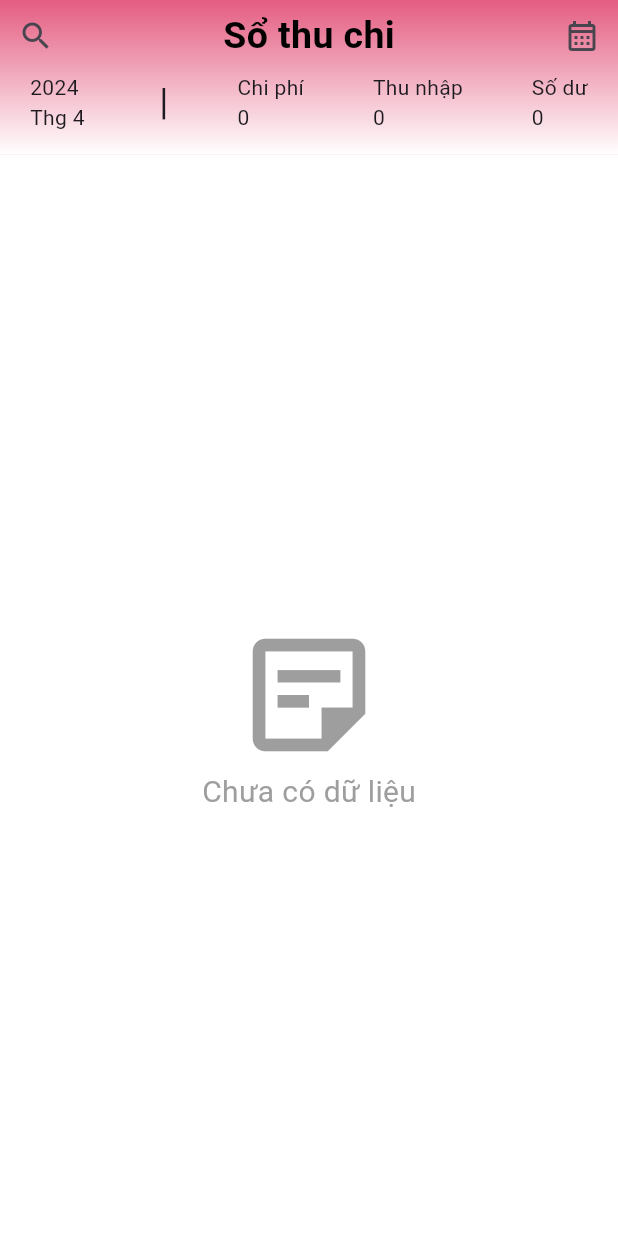
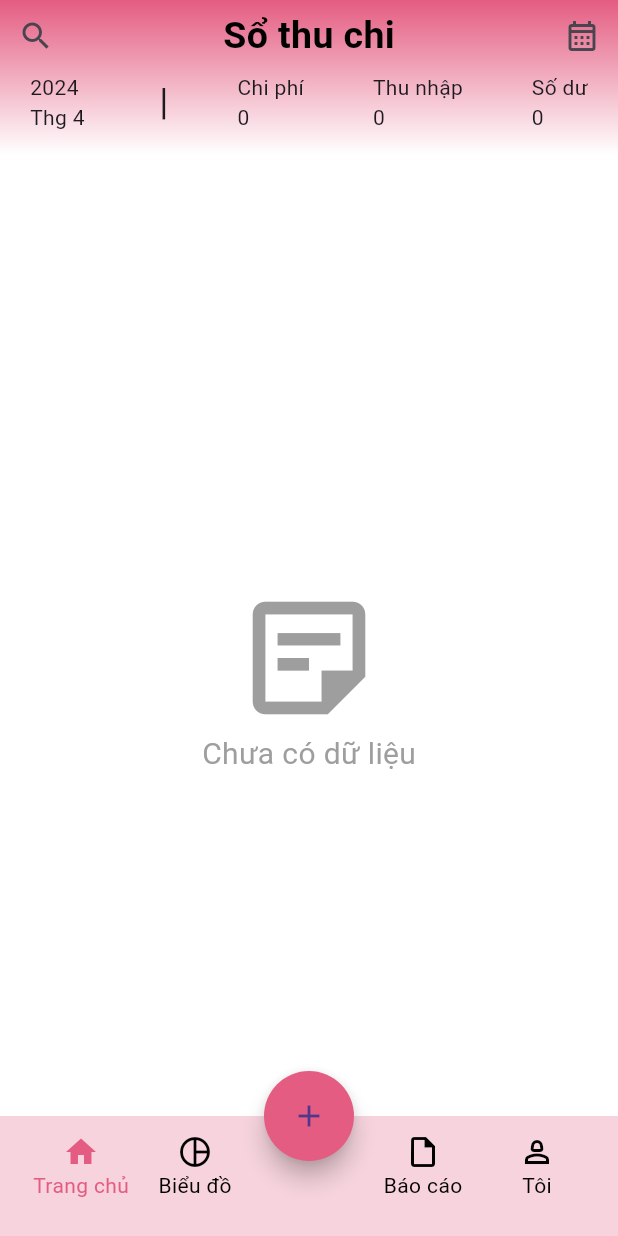
Before and after one commit to hunglydev/money_management, a Flutter app: the screen it shows after launch, on a phone screen of 412 x 824 dp. Run offline on Flutter 3.47's test engine with Material 3 defaults, Android fonts, the phone set to English and light mode, and no system bars.

Commit message:
feat: add BottomNavigation

```diff
--- a/lib/constant/constant.dart
+++ b/lib/constant/constant.dart
@@ -2,7 +2,7 @@ import 'package:flutter/material.dart';
 
 class AppColor {
   static const Color primaryColor = Color.fromRGBO(228, 92, 129, 1);
-  static const Color backgroundColor = Color.fromRGBO(247, 192, 207, 1.0);
+  static const Color backgroundColor = Color.fromRGBO(246, 211, 221, 1.0);
   static const Color black = Colors.black;
 }
 
--- a/lib/constant/theme.dart
+++ b/lib/constant/theme.dart
@@ -2,7 +2,6 @@ import 'package:flutter/material.dart';
 import 'package:money_management/constant/constant.dart';
 
 final ThemeData lightThemeData = ThemeData(
-    scaffoldBackgroundColor: AppColor.backgroundColor,
     textTheme: const TextTheme(
         headlineMedium: TextStyle(
             color: AppColor.black, fontSize: 25, fontWeight: FontWeight.bold)));
--- a/lib/main.dart
+++ b/lib/main.dart
@@ -1,13 +1,13 @@
 import 'package:flutter/material.dart';
 import 'package:money_management/constant/constant.dart';
 import 'package:money_management/constant/theme.dart';
+import 'package:money_management/screen/dashboard.dart';
 import 'package:money_management/screen/home_screen.dart';
 
 void main() {
   runApp(
     MaterialApp(
-      home: Scaffold(
-          backgroundColor: AppColor.backgroundColor, body: HomeScreen()),
+      home: Scaffold(body: Dashboard()),
       theme: lightThemeData,
       debugShowCheckedModeBanner: false,
     ),
--- /dev/null
+++ b/lib/screen/dashboard.dart
@@ -0,0 +1,91 @@
+import 'package:flutter/material.dart';
+import 'package:money_management/constant/constant.dart';
+import 'package:money_management/screen/home_screen.dart';
+import 'package:money_management/widget/bottom_nav_item.dart';
+
+class Dashboard extends StatefulWidget {
+  const Dashboard({super.key});
+
+  @override
+  State createState() {
+    return DashboardState();
+  }
+}
+
+class DashboardState extends State<Dashboard> {
+  int _pageIndex = 0;
+  PageController? pageController;
+
+  @override
+  void initState() {
+    super.initState();
+    _pageIndex = 0;
+    pageController = PageController(initialPage: 0);
+  }
+
+  final List<Widget> _screen = [
+    const HomeScreen(),
+    const HomeScreen(),
+    const HomeScreen(),
+    const HomeScreen(),
+    const HomeScreen()
+  ];
+  @override
+  Widget build(BuildContext context) {
+    return Scaffold(
+      bottomNavigationBar: BottomAppBar(
+        elevation: 5,
+        color: AppColor.backgroundColor,
+        child: Row(
+          children: [
+            BottomNavItem(
+                iconData: Icons.home,
+                title: "Trang chủ",
+                onTap: () => _setPage(0),
+                isSelected: _pageIndex == 0),
+            BottomNavItem(
+                iconData: Icons.pie_chart_outline,
+                title: "Biểu đồ",
+                onTap: () => _setPage(1),
+                isSelected: _pageIndex == 1),
+            Expanded(child: Container()),
+            BottomNavItem(
+                iconData: Icons.insert_drive_file_outlined,
+                title: "Báo cáo",
+                onTap: () => _setPage(3),
+                isSelected: _pageIndex == 3),
+            BottomNavItem(
+                iconData: Icons.person_2_outlined,
+                title: "Tôi",
+                onTap: () => _setPage(4),
+                isSelected: _pageIndex == 4),
+          ],
+        ),
+      ),
+      floatingActionButtonLocation: FloatingActionButtonLocation.centerDocked,
+      floatingActionButton: SizedBox(
+        width: 60,
+        height: 60,
+        child: FloatingActionButton(
+          shape: const CircleBorder(),
+          backgroundColor: AppColor.primaryColor,
+          onPressed: () => _setPage(2),
+          child: const Icon(Icons.add),
+        ),
+      ),
+      body: PageView.builder(
+          controller: pageController,
+          itemCount: _screen.length,
+          itemBuilder: (context, index) {
+            return _screen[index];
+          }),
+    );
+  }
+
+  void _setPage(int index) {
+    setState(() {
+      pageController!.jumpToPage(index);
+      _pageIndex = index;
+    });
+  }
+}
--- a/lib/screen/home_screen.dart
+++ b/lib/screen/home_screen.dart
@@ -77,7 +77,7 @@ class HomeScreenState extends State<HomeScreen> {
         ),
         Container(
           width: MediaQuery.of(context).size.width,
-          height: 750,
+          height: 700,
           color: Colors.white,
           child: const Column(
             mainAxisAlignment: MainAxisAlignment.center,
--- /dev/null
+++ b/lib/widget/bottom_nav_item.dart
@@ -0,0 +1,45 @@
+import 'package:flutter/cupertino.dart';
+import 'package:flutter/material.dart';
+import 'package:money_management/constant/constant.dart';
+
+class BottomNavItem extends StatefulWidget {
+  final IconData iconData;
+  final String title;
+  final VoidCallback onTap;
+  final bool isSelected;
+
+  const BottomNavItem(
+      {super.key,
+      required this.iconData,
+      required this.title,
+      required this.onTap,
+      required this.isSelected});
+  @override
+  State createState() {
+    return BottomNavItemState();
+  }
+}
+
+class BottomNavItemState extends State<BottomNavItem> {
+  @override
+  Widget build(BuildContext context) {
+    return Expanded(
+        child: InkWell(
+      onTap: widget.onTap,
+      child: Column(
+        children: [
+          Icon(
+            widget.iconData,
+            color: widget.isSelected ? AppColor.primaryColor : Colors.black,
+          ),
+          Text(
+            widget.title,
+            style: TextStyle(
+                color:
+                    widget.isSelected ? AppColor.primaryColor : Colors.black),
+          )
+        ],
+      ),
+    ));
+  }
+}
```
